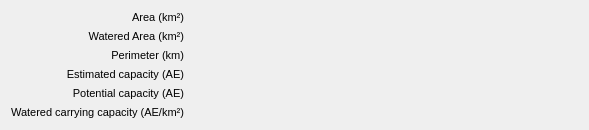
Before: the Qt Designer form mlapp/src/widgets/paddock_details/paddock_details_base.ui in Trailmarker/paddock-power, drawn with Qt 5.
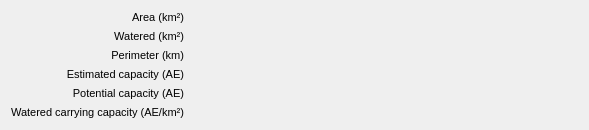
After: the same form once the commit is applied. Custom widgets are drawn as their Qt base class.

```diff
--- a/mlapp/src/widgets/paddock_details/paddock_details_base.ui
+++ b/mlapp/src/widgets/paddock_details/paddock_details_base.ui
@@ -228,7 +228,7 @@
         </font>
        </property>
        <property name="text">
-        <string notr="true">Watered Area (km²)</string>
+        <string notr="true">Watered (km²)</string>
        </property>
        <property name="alignment">
         <set>Qt::AlignRight|Qt::AlignTrailing|Qt::AlignVCenter</set>
```
